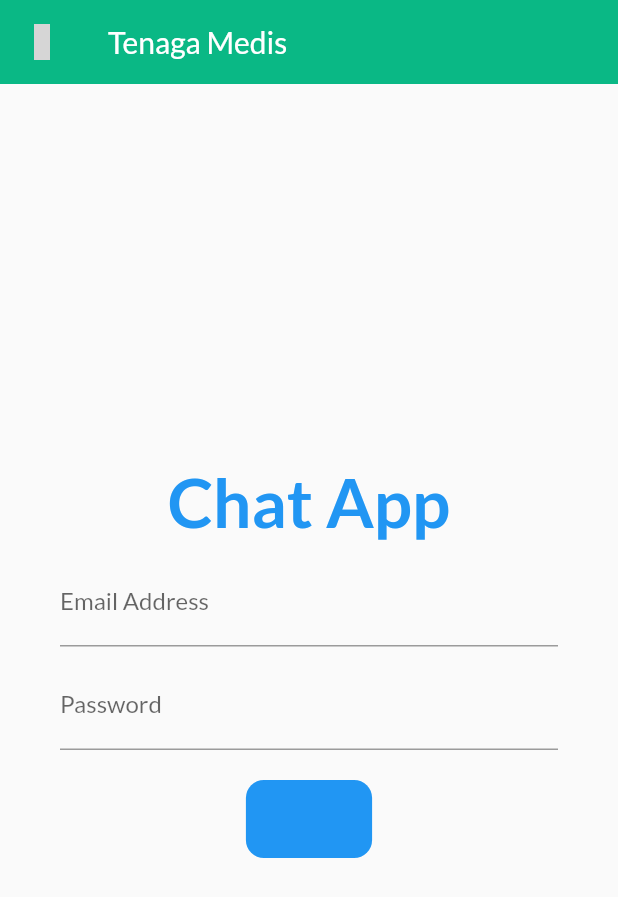
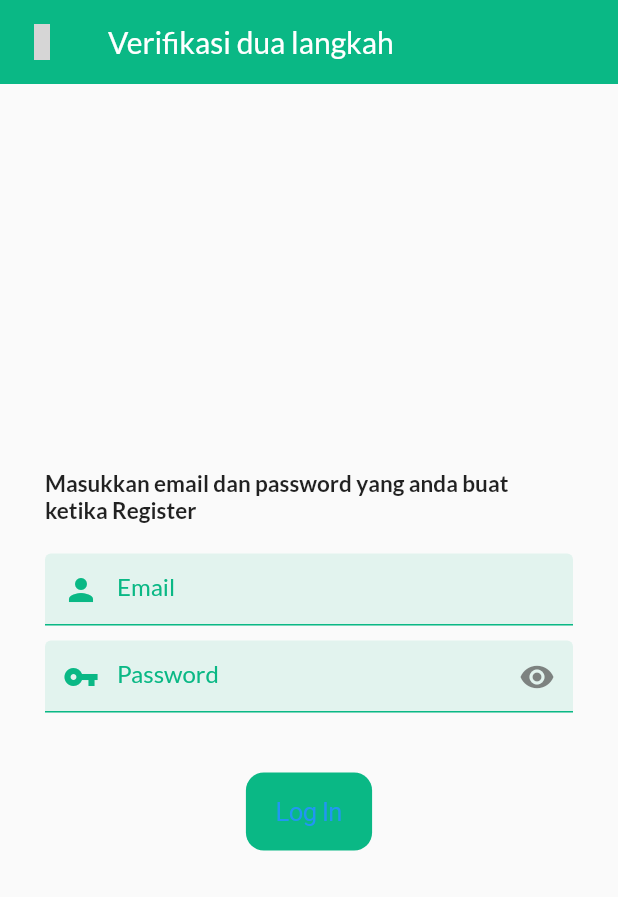
Before and after one commit to khrisnandika/HealthCare-Mobile, a Flutter app: the Verdul screen opened directly with sample values from the repository, on a phone screen of 412 x 824 dp. Shown: the top 897 px of the screen. Run offline on Flutter 3.47's test engine with Material 2 defaults, Android fonts, the phone set to English and light mode, and no system bars; our stand-ins replace cloud_firestore, concentric_transition, firebase_auth, firebase_core, firebase_storage, flutter_svg and 7 more; accounts and stored records are empty; grey boxes are pictures that could not be loaded.

Commit message:
update two step verification chat

```diff
--- a/lib/pages/Chat/Verdul.dart
+++ b/lib/pages/Chat/Verdul.dart
@@ -1,7 +1,10 @@
+import 'dart:ui';
+
 import 'package:cloud_firestore/cloud_firestore.dart';
 import 'package:firebase_auth/firebase_auth.dart';
 import 'package:flutter/cupertino.dart';
 import 'package:flutter/material.dart';
+import 'package:healthcare/core/const.dart';
 import 'package:healthcare/core/flutter_icons.dart';
 import 'package:healthcare/models/card_medis.dart';
 import 'package:healthcare/pages/Chat/HomePage.dart';
@@ -19,6 +22,7 @@ class Verdul extends StatefulWidget {
 }
 
 class _VerdulState extends State<Verdul> {
+  bool _obscureText = true;
 
   TextEditingController emailController = TextEditingController();
   TextEditingController passwordController = TextEditingController();
@@ -27,10 +31,10 @@ class _VerdulState extends State<Verdul> {
     String email = emailController.text.trim();
     String password = passwordController.text.trim();
 
-    if(email == "" || password == "") {
-      UIHelper.showAlertDialog(context, "Incomplete Data", "Please fill all the fields");
-    }
-    else {
+    if (email == "" || password == "") {
+      UIHelper.showAlertDialog(
+          context, "Data tidak lengkap", "Harap lengkapi semua kolom");
+    } else {
       logIn(email, password);
     }
   }
@@ -38,34 +42,37 @@ class _VerdulState extends State<Verdul> {
   void logIn(String email, String password) async {
     UserCredential? credential;
 
-    UIHelper.showLoadingDialog(context, "Logging In..");
+    UIHelper.showLoadingDialog(context, "Masuk..");
 
     try {
-      credential = await FirebaseAuth.instance.signInWithEmailAndPassword(email: email, password: password);
-    } on FirebaseAuthException catch(ex) {
+      credential = await FirebaseAuth.instance
+          .signInWithEmailAndPassword(email: email, password: password);
+    } on FirebaseAuthException catch (ex) {
       // Close the loading dialog
       Navigator.pop(context);
 
       // Show Alert Dialog
-      UIHelper.showAlertDialog(context, "An error occured", ex.message.toString());
+      UIHelper.showAlertDialog(
+          context, "Kesalahan terjadi", ex.message.toString());
     }
 
-    if(credential != null) {
+    if (credential != null) {
       String uid = credential.user!.uid;
 
-      DocumentSnapshot userData = await FirebaseFirestore.instance.collection('users').doc(uid).get();
-      UserModel userModel = UserModel.fromMap(userData.data() as Map<String, dynamic>);
+      DocumentSnapshot userData =
+          await FirebaseFirestore.instance.collection('users').doc(uid).get();
+      UserModel userModel =
+          UserModel.fromMap(userData.data() as Map<String, dynamic>);
 
       // Go to HomePage
-      print("Log In Successful!");
+      print("Masuk sukses!");
       Navigator.popUntil(context, (route) => route.isFirst);
       Navigator.pushReplacement(
         context,
-        MaterialPageRoute(
-          builder: (context) {
-            return HomePage(userModel: userModel, firebaseUser: credential!.user!);
-          }
-        ),
+        MaterialPageRoute(builder: (context) {
+          return HomePage(
+              userModel: userModel, firebaseUser: credential!.user!);
+        }),
       );
     }
   }
@@ -76,7 +83,7 @@ class _VerdulState extends State<Verdul> {
       appBar: AppBar(
         backgroundColor: widget.cardMedis.colorbg,
         elevation: 0,
-        title: Text("Tenaga Medis"),
+        title: Text("Verifikasi dua langkah"),
         leading: IconButton(
           onPressed: () {
             Navigator.pop(context);
@@ -90,48 +97,99 @@ class _VerdulState extends State<Verdul> {
       body: SafeArea(
         child: Container(
           padding: EdgeInsets.symmetric(
-            horizontal: 40,
+            horizontal: 30,
           ),
           child: Center(
             child: SingleChildScrollView(
               child: Column(
                 children: [
-
-                  Text("Chat App", style: TextStyle(
-                    color: Theme.of(context).colorScheme.secondary,
-                    fontSize: 45,
-                    fontWeight: FontWeight.bold
-                  ),),
-
-                  SizedBox(height: 10,),
-
+                  Text(
+                    "Masukkan email dan password yang anda buat ketika Register",
+                    style: TextStyle(
+                      fontSize: 15,
+                      fontWeight: FontWeight.bold,
+                    ),
+                  ),
+                  SizedBox(
+                    height: 20,
+                  ),
                   TextField(
                     controller: emailController,
                     decoration: InputDecoration(
-                      labelText: "Email Address"
+                      enabledBorder: UnderlineInputBorder(
+                        borderSide: BorderSide(
+                          color: widget.cardMedis.colorbg,
+                        ),
+                      ),
+                      focusedBorder: UnderlineInputBorder(
+                        borderSide: BorderSide(
+                          color: widget.cardMedis.colorbg,
+                        ),
+                      ),
+                      prefixIcon: Icon(
+                        Icons.person,
+                        color: widget.cardMedis.colorbg,
+                      ),
+                      hintText: "Email",
+                      hintStyle: TextStyle(
+                        color: widget.cardMedis.colorbg,
+                      ),
+                      filled: true,
+                      fillColor: widget.cardMedis.color,
                     ),
                   ),
-
-                  SizedBox(height: 10,),
-
+                  SizedBox(
+                    height: 10,
+                  ),
                   TextField(
                     controller: passwordController,
-                    obscureText: true,
+                    obscureText: _obscureText,
                     decoration: InputDecoration(
-                      labelText: "Password"
+                      enabledBorder: UnderlineInputBorder(
+                        borderSide: BorderSide(
+                          color: widget.cardMedis.colorbg,
+                        ),
+                      ),
+                      focusedBorder: UnderlineInputBorder(
+                        borderSide: BorderSide(
+                          color: widget.cardMedis.colorbg,
+                        ),
+                      ),
+                      prefixIcon: Icon(
+                        Icons.vpn_key_sharp,
+                        color: widget.cardMedis.colorbg,
+                      ),
+                      suffixIcon: GestureDetector(
+                        onTap: () {
+                          setState(() {
+                            _obscureText = !_obscureText;
+                          });
+                        },
+                        child: Icon(
+                          _obscureText
+                              ? Icons.visibility
+                              : Icons.visibility_off,
+                          color: kGreyColor.withOpacity(0.7),
+                        ),
+                      ),
+                      hintText: "Password",
+                      hintStyle: TextStyle(
+                        color: widget.cardMedis.colorbg,
+                      ),
+                      filled: true,
+                      fillColor: widget.cardMedis.color,
                     ),
                   ),
-
-                  SizedBox(height: 20,),
-
+                  SizedBox(
+                    height: 40,
+                  ),
                   CupertinoButton(
                     onPressed: () {
                       checkValues();
                     },
-                    color: Theme.of(context).colorScheme.secondary,
+                    color: widget.cardMedis.colorbg,
                     child: Text("Log In"),
                   ),
-
                 ],
               ),
             ),
```
